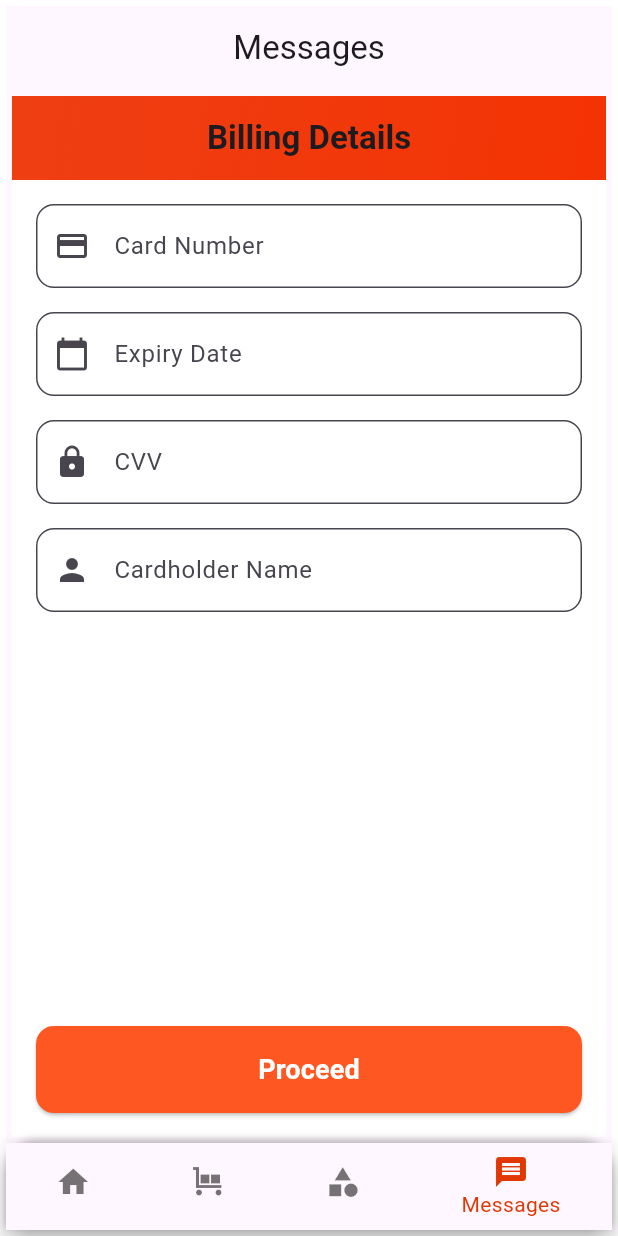
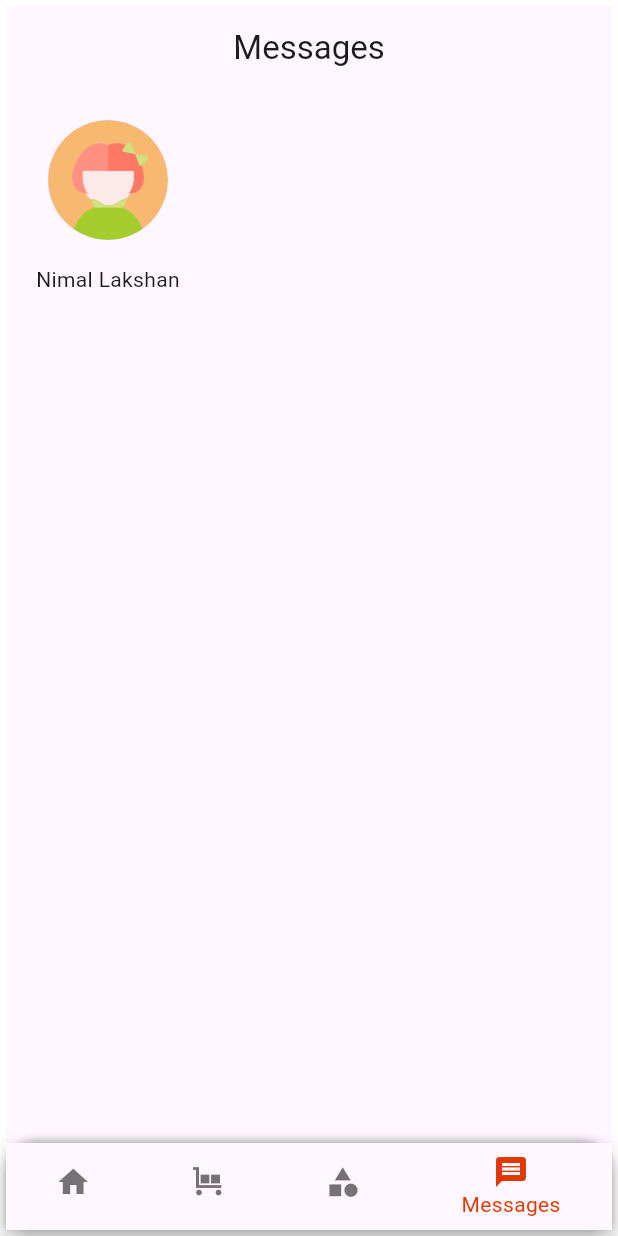
Before and after one commit to Parakkrama24/ar_funitur_mb, a Flutter app: the screen it shows after launch, item 4 of the bottom bar chosen, on a phone screen of 412 x 824 dp. Run offline on Flutter 3.47's test engine with Material 3 defaults, Android fonts, the phone set to English and light mode, and no system bars; our stand-ins replace firebase_core; accounts and stored records are empty.

Commit message:
userPage

```diff
--- a/lib/componnets/navBar/navbar.dart
+++ b/lib/componnets/navBar/navbar.dart
@@ -1,6 +1,6 @@
 import 'package:flutter/material.dart';
-import 'package:kmwd/screens/BillingPage.dart';
 import 'package:kmwd/screens/Home.dart';
+import 'package:kmwd/screens/UserDetails.dart';
 import 'package:kmwd/screens/cartpage.dart';
 import 'package:kmwd/screens/shop.dart';
 
@@ -18,7 +18,7 @@ class _NavbarState extends State<Navbar> {
     const Home(),
     const Shop(),
     const CartPage(),
-    const BillingPage()
+    const Userdetails()
   ];
 
   void _onItemTapped(int index) {
--- /dev/null
+++ b/lib/screens/UserDetails.dart
@@ -0,0 +1,32 @@
+import "package:flutter/material.dart";
+
+class Userdetails extends StatefulWidget {
+  const Userdetails({super.key});
+
+  @override
+  State<Userdetails> createState() => _UserdetailsState();
+}
+
+class _UserdetailsState extends State<Userdetails> {
+  @override
+  Widget build(BuildContext context) {
+    return const Scaffold(
+      body: Padding(
+        padding: EdgeInsets.all(16.0),
+        child: Column(
+          crossAxisAlignment: CrossAxisAlignment.center,
+          children: [
+            CircleAvatar(
+              backgroundImage: AssetImage('assets/images/avator.png'),
+              radius: 40,
+            ),
+            SizedBox(
+              height: 16,
+            ),
+            Text("Nimal Lakshan")
+          ],
+        ),
+      ),
+    );
+  }
+}
--- a/pubspec.yaml
+++ b/pubspec.yaml
@@ -41,6 +41,7 @@ dependencies:
   # Use with the CupertinoIcons class for iOS style icons.
   cupertino_icons: ^1.0.6
   firebase_core: ^3.7.0
+  firebase_database: ^11.1.6
   google_fonts: ^6.2.1
 
 dev_dependencies:
@@ -74,6 +75,8 @@ flutter:
     - assets/images/pullover.png
     - assets/images/tshirt.png
     - assets/images/sportdress.png
+    - assets/images/avator.svg
+    - assets/images/avator.png
 
   # An image asset can refer to one or more resolution-specific "variants", see
   # https://flutter.dev/assets-and-images/#resolution-aware
```
Also changed, not shown: assets/images/avator.png (added), assets/images/avator.svg (added), lib/DataBase/fetchData.dart (added), pubspec.lock, 1 other file.
